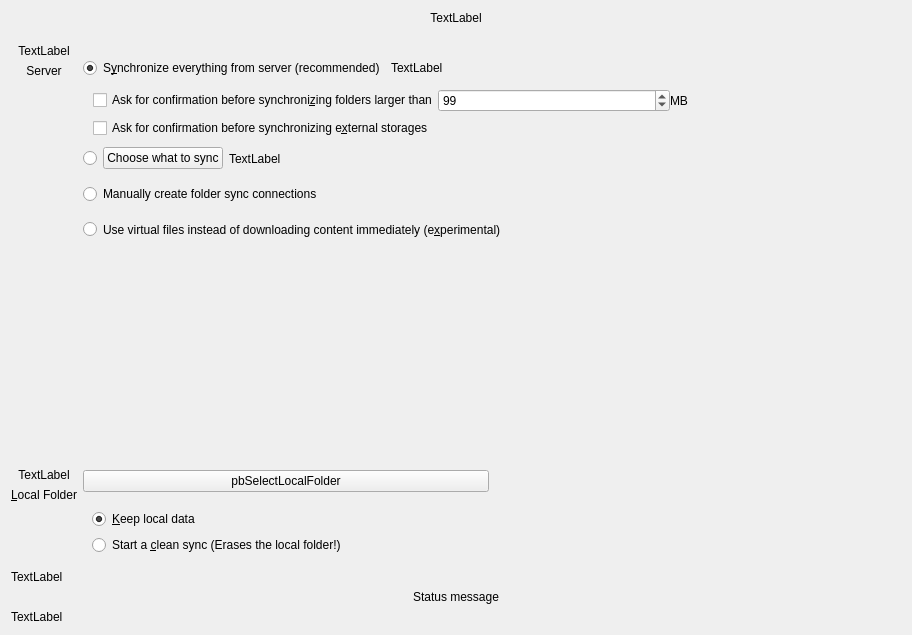
Qt form src/gui/wizard/owncloudadvancedsetuppage.ui (nextcloud/desktop) before a commit.
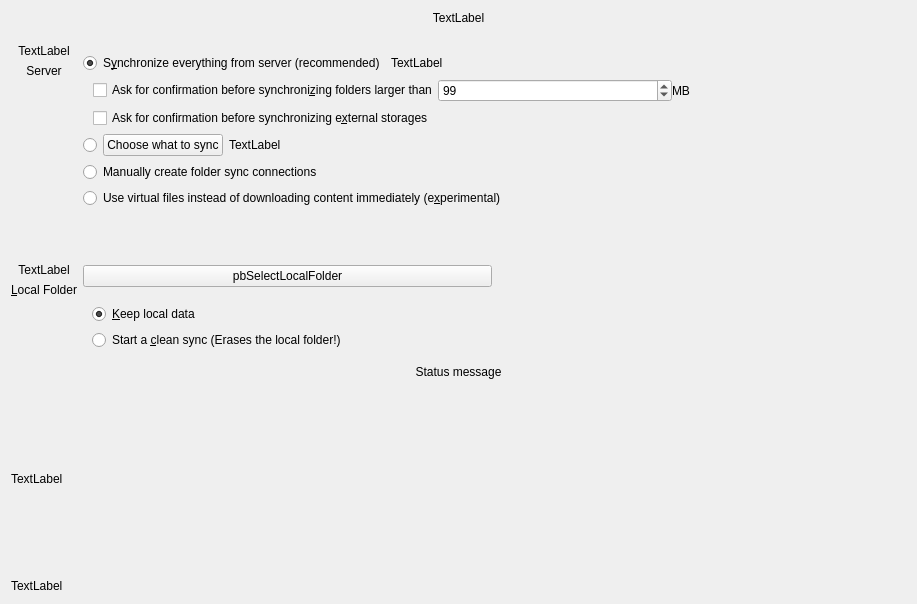
The same form after that commit.

Commit message: Wizard errors in a scroll area #6546

The edit to the form file:
```diff
--- a/src/gui/wizard/owncloudadvancedsetuppage.ui
+++ b/src/gui/wizard/owncloudadvancedsetuppage.ui
@@ -6,8 +6,8 @@
    <rect>
     <x>0</x>
     <y>0</y>
-    <width>912</width>
-    <height>635</height>
+    <width>917</width>
+    <height>604</height>
    </rect>
   </property>
   <property name="sizePolicy">
@@ -454,13 +454,6 @@
      </item>
     </layout>
    </item>
-   <item>
-    <widget class="QLabel" name="errorLabel">
-     <property name="text">
-      <string>TextLabel</string>
-     </property>
-    </widget>
-   </item>
    <item>
     <widget class="QLabel" name="syncModeLabel">
      <property name="text">
@@ -478,7 +471,54 @@
     </widget>
    </item>
    <item>
-    <layout class="QHBoxLayout" name="resultLayout"/>
+    <widget class="QScrollArea" name="errorScroll">
+     <property name="frameShape">
+      <enum>QFrame::NoFrame</enum>
+     </property>
+     <property name="horizontalScrollBarPolicy">
+      <enum>Qt::ScrollBarAlwaysOff</enum>
+     </property>
+     <property name="widgetResizable">
+      <bool>true</bool>
+     </property>
+     <widget class="QWidget" name="errorScrollContents">
+      <property name="geometry">
+       <rect>
+        <x>0</x>
+        <y>0</y>
+        <width>899</width>
+        <height>68</height>
+       </rect>
+      </property>
+      <property name="sizePolicy">
+       <sizepolicy hsizetype="MinimumExpanding" vsizetype="Expanding">
+        <horstretch>0</horstretch>
+        <verstretch>0</verstretch>
+       </sizepolicy>
+      </property>
+      <layout class="QVBoxLayout" name="verticalLayout_6">
+       <property name="leftMargin">
+        <number>0</number>
+       </property>
+       <property name="topMargin">
+        <number>0</number>
+       </property>
+       <property name="rightMargin">
+        <number>0</number>
+       </property>
+       <property name="bottomMargin">
+        <number>0</number>
+       </property>
+       <item>
+        <widget class="QLabel" name="errorLabel">
+         <property name="text">
+          <string>TextLabel</string>
+         </property>
+        </widget>
+       </item>
+      </layout>
+     </widget>
+    </widget>
    </item>
    <item>
     <widget class="QLabel" name="bottomLabel">
```
The commit also changes 2 other files.
